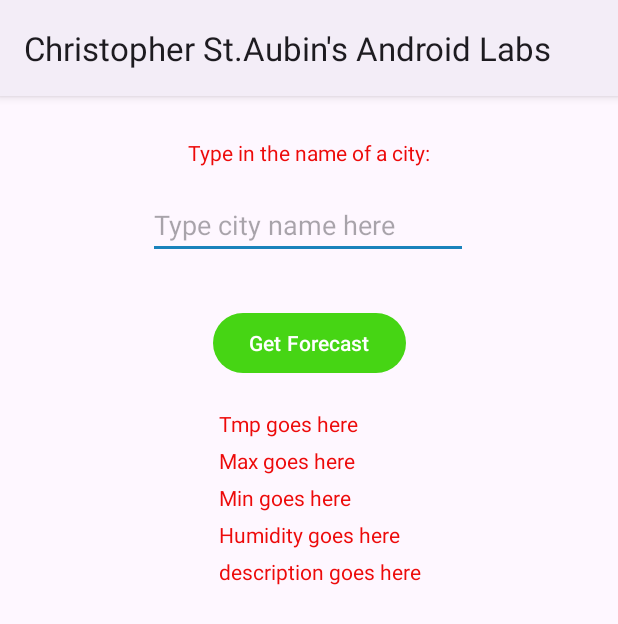
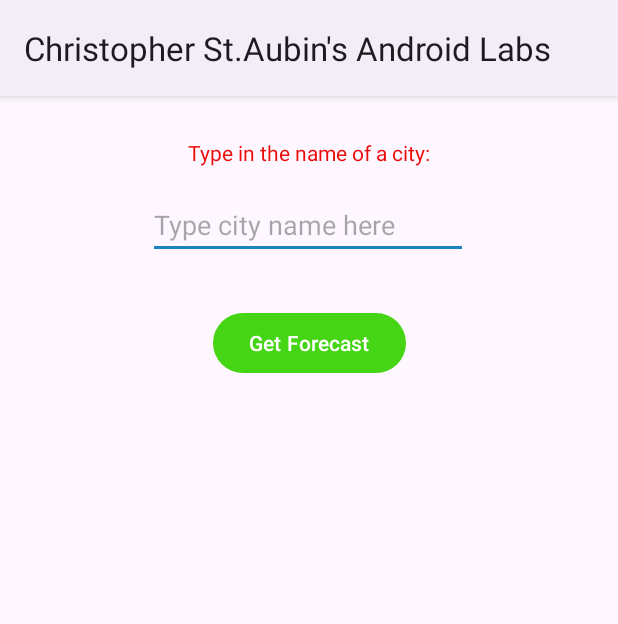
Before and after one commit to Staubs92/Christopher_St.Aubin_Android_Labs, an Android app: the screen it shows after launch (MainActivity), on a phone screen of 412 x 824 dp. Shown: the top 624 px of the screen. Run offline under Robolectric (Android 15) with nearby library versions, the phone set to English and light mode, and no system bars; our stand-ins replace Volley.

Commit message:
Week10 Everything but image works

```diff
--- a/app/src/main/res/layout/activity_main.xml
+++ b/app/src/main/res/layout/activity_main.xml
@@ -50,6 +50,7 @@
         android:layout_marginStart="4dp"
         android:layout_marginTop="20dp"
         android:text="Tmp goes here"
+        android:visibility="invisible"
         app:layout_constraintStart_toStartOf="@+id/getForecast"
         app:layout_constraintTop_toBottomOf="@+id/getForecast" />
 
@@ -59,6 +60,7 @@
         android:layout_height="wrap_content"
         android:layout_marginTop="5dp"
         android:text="Max goes here"
+        android:visibility="invisible"
         app:layout_constraintStart_toStartOf="@+id/temp"
         app:layout_constraintTop_toBottomOf="@+id/temp" />
 
@@ -68,6 +70,7 @@
         android:layout_height="wrap_content"
         android:layout_marginTop="5dp"
         android:text="Min goes here"
+        android:visibility="invisible"
         app:layout_constraintStart_toStartOf="@+id/maxTemp"
         app:layout_constraintTop_toBottomOf="@+id/maxTemp" />
 
@@ -77,6 +80,7 @@
         android:layout_height="wrap_content"
         android:layout_marginTop="5dp"
         android:text="Humidity goes here"
+        android:visibility="invisible"
         app:layout_constraintStart_toStartOf="@+id/minTemp"
         app:layout_constraintTop_toBottomOf="@+id/minTemp" />
 
@@ -86,6 +90,7 @@
         android:layout_height="wrap_content"
         android:layout_marginTop="5dp"
         android:text="description goes here"
+        android:visibility="invisible"
         app:layout_constraintStart_toStartOf="@+id/humitidy"
         app:layout_constraintTop_toBottomOf="@+id/humitidy" />
 
```
Also changed, not shown: app/src/main/java/algonquin/cst2335/stau0055/MainActivity.java (+7 -1 lines).
